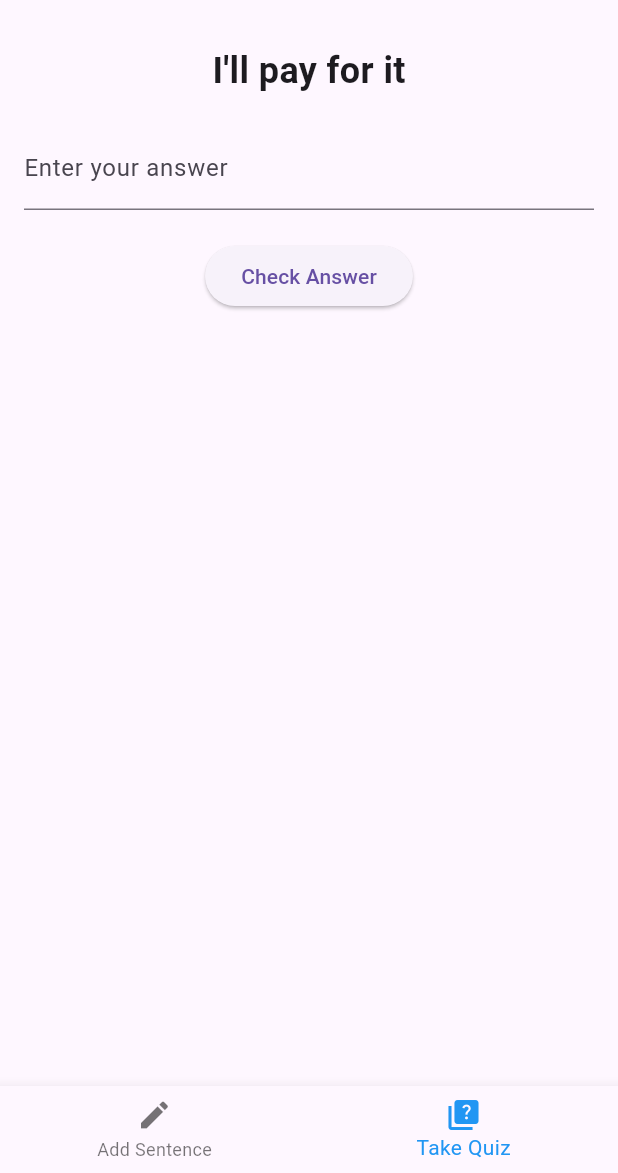
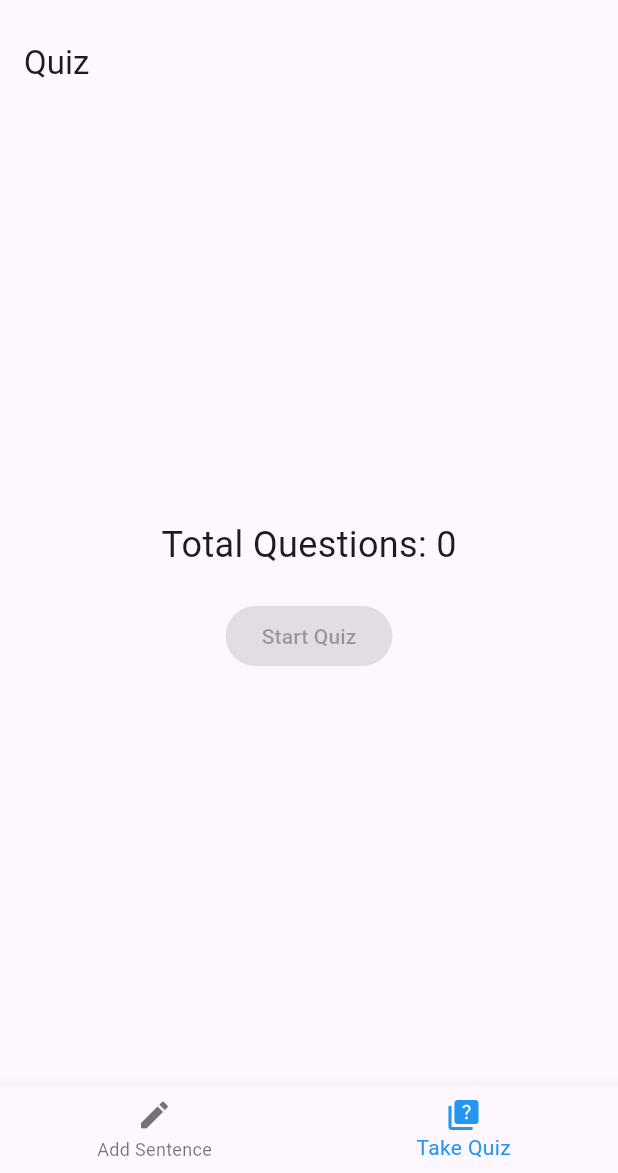
Before and after one commit to materokatti/sentence-quiz-app, a Flutter app: the screen it shows after launch, item 2 of the bottom bar chosen, on a phone screen of 412 x 824 dp, the part 63-1236 px from its top. Run offline on Flutter 3.47's test engine with Material 3 defaults, Android fonts, the phone set to English and light mode, and no system bars; our stand-ins replace sqflite; accounts and stored records are empty.

Commit message:
feat: total quiz with sqlLite

```diff
--- a/lib/main.dart
+++ b/lib/main.dart
@@ -1,13 +1,13 @@
 import 'package:flutter/material.dart';
 import 'screens/sentence_input_screen.dart';
-import 'screens/quiz_screen.dart';
+import 'screens/quiz_start_screen.dart';
 
 void main() {
   runApp(const MyApp());
 }
 
 class MyApp extends StatelessWidget {
-  const MyApp({super.key});
+  const MyApp({Key? key}) : super(key: key);
 
   @override
   Widget build(BuildContext context) {
@@ -23,7 +23,7 @@ class MyApp extends StatelessWidget {
 }
 
 class HomePage extends StatefulWidget {
-  const HomePage({super.key});
+  const HomePage({Key? key}) : super(key: key);
 
   @override
   _HomePageState createState() => _HomePageState();
@@ -32,9 +32,10 @@ class HomePage extends StatefulWidget {
 class _HomePageState extends State<HomePage> {
   int _selectedIndex = 0;
 
-  static const List<Widget> _widgetOptions = <Widget>[
-    SentenceInputScreen(),
-    QuizScreen(),
+  // Changed from const to final
+  final List<Widget> _widgetOptions = <Widget>[
+    const SentenceInputScreen(),
+    const QuizStartScreen(),
   ];
 
   void _onItemTapped(int index) {
--- a/lib/models/sentence.dart
+++ b/lib/models/sentence.dart
@@ -1,6 +1,27 @@
 class Sentence {
+  final int? id;
   final String nativeSentence;
   final String answer;
 
-  Sentence({required this.nativeSentence, required this.answer});
+  Sentence({
+    this.id,
+    required this.nativeSentence,
+    required this.answer,
+  });
+
+  Map<String, dynamic> toMap() {
+    return {
+      'id': id,
+      'nativeSentence': nativeSentence,
+      'answer': answer,
+    };
+  }
+
+  factory Sentence.fromMap(Map<String, dynamic> map) {
+    return Sentence(
+      id: map['id'] as int?,
+      nativeSentence: map['nativeSentence'] as String,
+      answer: map['answer'] as String,
+    );
+  }
 }
--- /dev/null
+++ b/lib/screens/quiz_start_screen.dart
@@ -0,0 +1,54 @@
+import 'package:flutter/material.dart';
+import '../helpers/database_helper.dart';
+import 'quiz_screen.dart';
+
+class QuizStartScreen extends StatelessWidget {
+  const QuizStartScreen({Key? key}) : super(key: key);
+
+  @override
+  Widget build(BuildContext context) {
+    return Scaffold(
+      appBar: AppBar(
+        title: const Text('Quiz'),
+      ),
+      body: Center(
+        child: FutureBuilder<int>(
+          future: DatabaseHelper.instance.getTotalSentences(),
+          builder: (context, snapshot) {
+            if (snapshot.connectionState == ConnectionState.waiting) {
+              return const CircularProgressIndicator();
+            } else if (snapshot.hasError) {
+              return Text('Error: ${snapshot.error}');
+            } else {
+              int totalQuestions = snapshot.data ?? 0;
+              return Column(
+                mainAxisAlignment: MainAxisAlignment.center,
+                children: [
+                  Text(
+                    'Total Questions: $totalQuestions',
+                    style: const TextStyle(fontSize: 24),
+                  ),
+                  const SizedBox(height: 20),
+                  ElevatedButton(
+                    child: const Text('Start Quiz'),
+                    onPressed: totalQuestions > 0
+                        ? () {
+                            Navigator.push(
+                              context,
+                              MaterialPageRoute(
+                                builder: (context) =>
+                                    QuizScreen(totalQuestions: totalQuestions),
+                              ),
+                            );
+                          }
+                        : null,
+                  ),
+                ],
+              );
+            }
+          },
+        ),
+      ),
+    );
+  }
+}
--- a/pubspec.yaml
+++ b/pubspec.yaml
@@ -9,11 +9,8 @@ environment:
 dependencies:
   flutter:
     sdk: flutter
-  provider: ^6.0.5
   sqflite: ^2.3.0
   path_provider: ^2.1.1
-  fl_chart: ^0.63.0
-  image_picker: ^1.0.4
   cupertino_icons: ^1.0.6
   table_calendar: ^3.0.9
 
```
Also changed, not shown: lib/helpers/database_helper.dart (added, +63 -0 lines), lib/screens/quiz_screen.dart (+69 -17 lines), lib/screens/sentence_input_screen.dart (+6 -2 lines), pubspec.lock, 6 other files.
